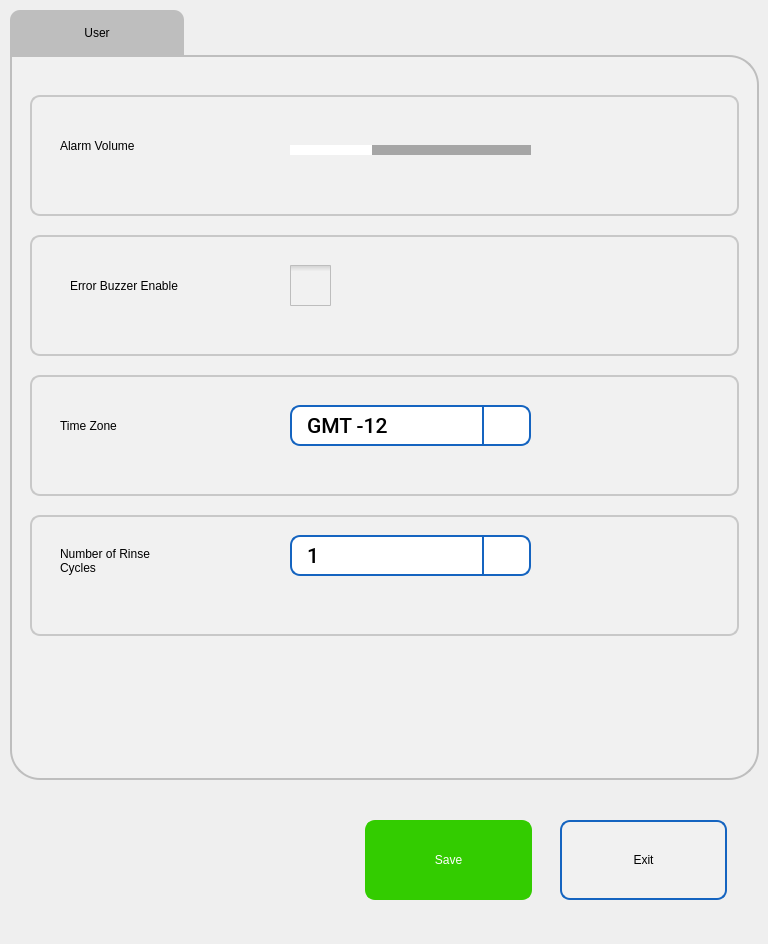
The window that pApp-22-June-2021/susersetup.ui (ChandraMVE/PSSC_QT_Development) describes before a commit, drawn with Qt 5.
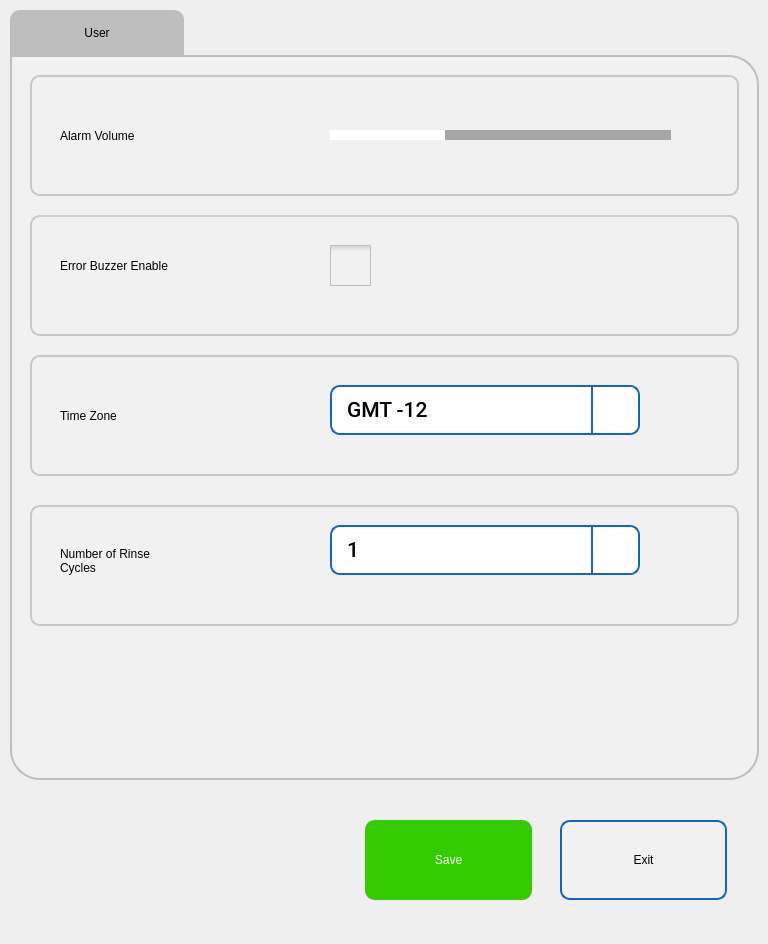
The same window after the commit. Icons and pictures are not drawn.

Diff of the .ui file:
```diff
--- a/pApp-22-June-2021/susersetup.ui
+++ b/pApp-22-June-2021/susersetup.ui
@@ -155,7 +155,7 @@
     position: absolute;
 
 	color: rgb(0, 0, 0);
-	font: 75 16pt &quot;Roboto Medium&quot;;
+	font: 75 20pt &quot;Roboto Medium&quot;;
 
 	 border: 0px solid #C4C4C3;
     border-bottom-color: #C2C7CB; /* same as the pane color */
@@ -247,11 +247,17 @@
       <property name="geometry">
        <rect>
         <x>20</x>
-        <y>40</y>
+        <y>20</y>
         <width>709</width>
         <height>121</height>
        </rect>
       </property>
+      <property name="minimumSize">
+       <size>
+        <width>709</width>
+        <height>0</height>
+       </size>
+      </property>
       <property name="styleSheet">
        <string notr="true">border-width: 2px;
 border-style: solid;
@@ -272,14 +278,14 @@
        <property name="geometry">
         <rect>
          <x>30</x>
-         <y>30</y>
-         <width>171</width>
+         <y>40</y>
+         <width>211</width>
          <height>41</height>
         </rect>
        </property>
        <property name="styleSheet">
         <string notr="true">border-width: 0px;
-font: 75 16pt &quot;Roboto Medium&quot;;</string>
+font: 75 18pt &quot;Roboto Medium&quot;;</string>
        </property>
        <property name="text">
         <string>Alarm Volume</string>
@@ -288,11 +294,17 @@
       <widget class="QSlider" name="hsAlarmVolme">
        <property name="geometry">
         <rect>
-         <x>260</x>
+         <x>300</x>
          <y>30</y>
+         <width>341</width>
+         <height>61</height>
+        </rect>
+       </property>
+       <property name="minimumSize">
+        <size>
          <width>241</width>
          <height>51</height>
-        </rect>
+        </size>
        </property>
        <property name="focusPolicy">
         <enum>Qt::ClickFocus</enum>
@@ -350,7 +362,7 @@
       <property name="geometry">
        <rect>
         <x>20</x>
-        <y>320</y>
+        <y>300</y>
         <width>709</width>
         <height>121</height>
        </rect>
@@ -374,10 +386,10 @@
       <widget class="QComboBox" name="cbGMT">
        <property name="geometry">
         <rect>
-         <x>260</x>
+         <x>300</x>
          <y>30</y>
-         <width>241</width>
-         <height>41</height>
+         <width>310</width>
+         <height>50</height>
         </rect>
        </property>
        <property name="font">
@@ -740,14 +752,14 @@
        <property name="geometry">
         <rect>
          <x>30</x>
-         <y>30</y>
-         <width>111</width>
+         <y>40</y>
+         <width>138</width>
          <height>41</height>
         </rect>
        </property>
        <property name="styleSheet">
         <string notr="true">border-width: 0px;
-font: 75 16pt &quot;Roboto Medium&quot;;</string>
+font: 75 18pt &quot;Roboto Medium&quot;;</string>
        </property>
        <property name="text">
         <string>Time Zone</string>
@@ -758,7 +770,7 @@
       <property name="geometry">
        <rect>
         <x>20</x>
-        <y>180</y>
+        <y>160</y>
         <width>709</width>
         <height>121</height>
        </rect>
@@ -782,7 +794,7 @@
       <widget class="QCheckBox" name="cbEBEnable">
        <property name="geometry">
         <rect>
-         <x>260</x>
+         <x>300</x>
          <y>30</y>
          <width>41</width>
          <height>41</height>
@@ -843,15 +855,15 @@
       <widget class="QLabel" name="label_16">
        <property name="geometry">
         <rect>
-         <x>40</x>
+         <x>30</x>
          <y>30</y>
-         <width>211</width>
+         <width>258</width>
          <height>41</height>
         </rect>
        </property>
        <property name="styleSheet">
         <string notr="true">border-width: 0px;
-font: 75 16pt &quot;Roboto Medium&quot;;</string>
+font: 75 18pt &quot;Roboto Medium&quot;;</string>
        </property>
        <property name="text">
         <string>Error Buzzer Enable</string>
@@ -862,7 +874,7 @@
       <property name="geometry">
        <rect>
         <x>20</x>
-        <y>460</y>
+        <y>450</y>
         <width>709</width>
         <height>121</height>
        </rect>
@@ -887,14 +899,14 @@
        <property name="geometry">
         <rect>
          <x>30</x>
-         <y>20</y>
+         <y>30</y>
          <width>201</width>
          <height>51</height>
         </rect>
        </property>
        <property name="styleSheet">
         <string notr="true">border-width: 0px;
-font: 75 16pt &quot;Roboto Medium&quot;;</string>
+font: 75 18pt &quot;Roboto Medium&quot;;</string>
        </property>
        <property name="text">
         <string>Number of Rinse
@@ -904,10 +916,10 @@
       <widget class="QComboBox" name="cbRinseCycles">
        <property name="geometry">
         <rect>
-         <x>260</x>
+         <x>300</x>
          <y>20</y>
-         <width>241</width>
-         <height>41</height>
+         <width>310</width>
+         <height>50</height>
         </rect>
        </property>
        <property name="font">
```
